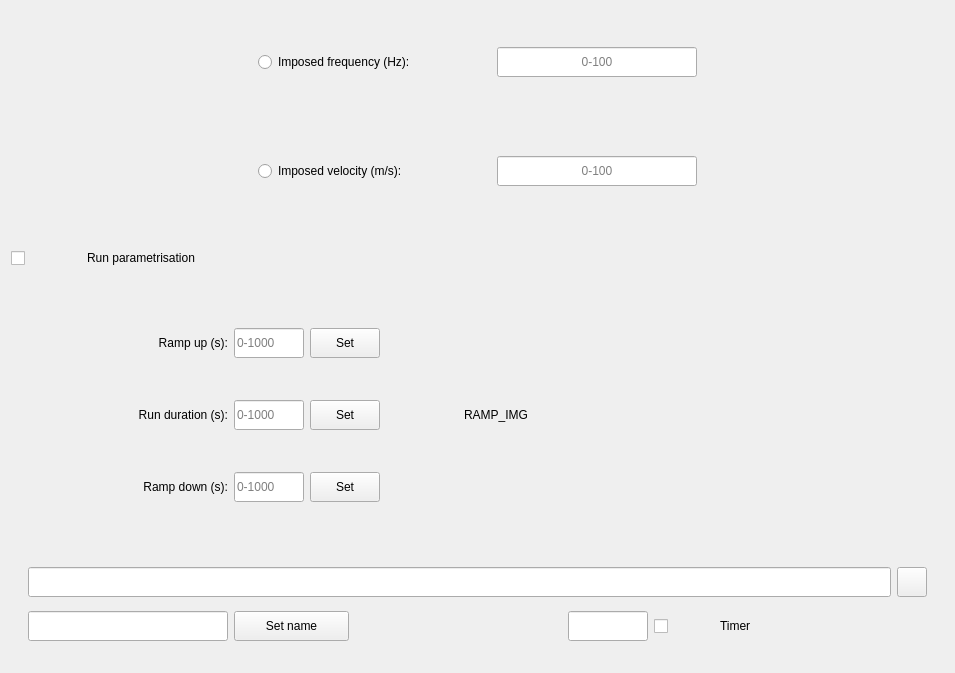
First picture: the form in Qt_files/wind_tunnel_config_view.ui, repository nirow1/Lisbon_wind_tunnel, before the edit.
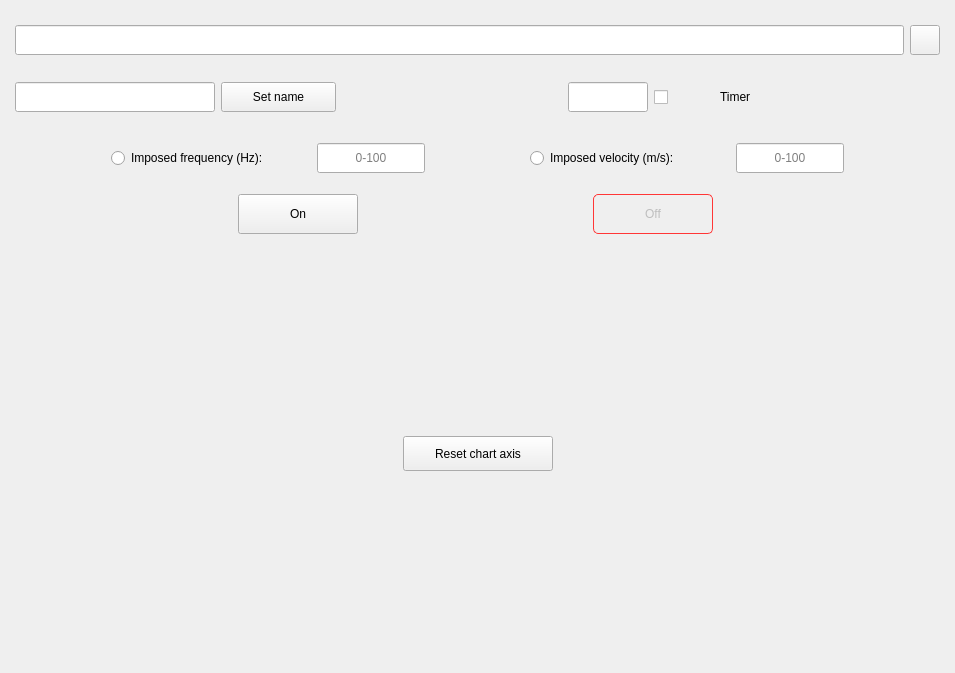
Second picture: the form after the edit. Custom widgets are drawn as their Qt base class.

```diff
--- a/Qt_files/wind_tunnel_config_view.ui
+++ b/Qt_files/wind_tunnel_config_view.ui
@@ -85,484 +85,27 @@
    <item>
     <widget class="QWidget" name="widget_2" native="true">
      <layout class="QVBoxLayout" name="verticalLayout_2">
-      <item>
-       <widget class="QWidget" name="widget" native="true">
-        <property name="maximumSize">
-         <size>
-          <width>16777215</width>
-          <height>152</height>
-         </size>
-        </property>
-        <layout class="QHBoxLayout" name="horizontalLayout">
-         <item>
-          <widget class="QWidget" name="widget_20" native="true"/>
-         </item>
-         <item>
-          <widget class="QRadioButton" name="set_frequency_rb">
-           <property name="minimumSize">
-            <size>
-             <width>200</width>
-             <height>0</height>
-            </size>
-           </property>
-           <property name="text">
-            <string>Imposed frequency (Hz):</string>
-           </property>
-           <property name="checkable">
-            <bool>true</bool>
-           </property>
-          </widget>
-         </item>
-         <item>
-          <widget class="QLineEdit" name="set_frequency_le">
-           <property name="sizePolicy">
-            <sizepolicy hsizetype="Preferred" vsizetype="Fixed">
-             <horstretch>0</horstretch>
-             <verstretch>0</verstretch>
-            </sizepolicy>
-           </property>
-           <property name="maximumSize">
-            <size>
-             <width>200</width>
-             <height>30</height>
-            </size>
-           </property>
-           <property name="inputMask">
-            <string/>
-           </property>
-           <property name="text">
-            <string/>
-           </property>
-           <property name="alignment">
-            <set>Qt::AlignmentFlag::AlignCenter</set>
-           </property>
-           <property name="placeholderText">
-            <string>0-100</string>
-           </property>
-          </widget>
-         </item>
-         <item>
-          <widget class="QWidget" name="widget_12" native="true"/>
-         </item>
-        </layout>
-       </widget>
-      </item>
-      <item>
-       <widget class="QWidget" name="widget_5" native="true">
-        <layout class="QHBoxLayout" name="horizontalLayout_2">
-         <item>
-          <widget class="QWidget" name="widget_19" native="true"/>
-         </item>
-         <item>
-          <widget class="QRadioButton" name="set_velocity_rb">
-           <property name="minimumSize">
-            <size>
-             <width>200</width>
-             <height>0</height>
-            </size>
-           </property>
-           <property name="text">
-            <string>Imposed velocity (m/s):</string>
-           </property>
-           <property name="checkable">
-            <bool>true</bool>
-           </property>
-          </widget>
-         </item>
-         <item>
-          <widget class="QLineEdit" name="set_velocity_le">
-           <property name="sizePolicy">
-            <sizepolicy hsizetype="Preferred" vsizetype="Fixed">
-             <horstretch>0</horstretch>
-             <verstretch>0</verstretch>
-            </sizepolicy>
-           </property>
-           <property name="maximumSize">
-            <size>
-             <width>200</width>
-             <height>30</height>
-            </size>
-           </property>
-           <property name="alignment">
-            <set>Qt::AlignmentFlag::AlignCenter</set>
-           </property>
-           <property name="placeholderText">
-            <string>0-100</string>
-           </property>
-          </widget>
-         </item>
-         <item>
-          <widget class="QWidget" name="widget_16" native="true"/>
-         </item>
-        </layout>
-       </widget>
-      </item>
-      <item>
-       <widget class="QWidget" name="widget_4" native="true">
-        <property name="minimumSize">
-         <size>
-          <width>0</width>
-          <height>310</height>
-         </size>
-        </property>
-        <layout class="QVBoxLayout" name="verticalLayout_3">
-         <property name="leftMargin">
-          <number>1</number>
-         </property>
-         <property name="topMargin">
-          <number>1</number>
-         </property>
-         <property name="rightMargin">
-          <number>1</number>
-         </property>
-         <property name="bottomMargin">
-          <number>1</number>
-         </property>
-         <item>
-          <widget class="QWidget" name="widget_7" native="true">
-           <property name="minimumSize">
-            <size>
-             <width>0</width>
-             <height>40</height>
-            </size>
-           </property>
-           <property name="maximumSize">
-            <size>
-             <width>16777215</width>
-             <height>56</height>
-            </size>
-           </property>
-           <layout class="QHBoxLayout" name="horizontalLayout_4">
-            <property name="leftMargin">
-             <number>0</number>
-            </property>
-            <property name="topMargin">
-             <number>0</number>
-            </property>
-            <property name="rightMargin">
-             <number>0</number>
-            </property>
-            <property name="bottomMargin">
-             <number>0</number>
-            </property>
-            <item>
-             <widget class="AnimatedToggle" name="ramp_chb">
-              <property name="minimumSize">
-               <size>
-                <width>0</width>
-                <height>0</height>
-               </size>
-              </property>
-              <property name="maximumSize">
-               <size>
-                <width>70</width>
-                <height>40</height>
-               </size>
-              </property>
-              <property name="text">
-               <string/>
-              </property>
-             </widget>
-            </item>
-            <item>
-             <widget class="QLabel" name="label">
-              <property name="text">
-               <string>Run parametrisation</string>
-              </property>
-             </widget>
-            </item>
-           </layout>
-          </widget>
-         </item>
-         <item>
-          <widget class="QWidget" name="widget_17" native="true">
-           <layout class="QHBoxLayout" name="horizontalLayout_7">
-            <item>
-             <widget class="QWidget" name="widget_6" native="true">
-              <property name="minimumSize">
-               <size>
-                <width>300</width>
-                <height>150</height>
-               </size>
-              </property>
-              <property name="maximumSize">
-               <size>
-                <width>300</width>
-                <height>16777215</height>
-               </size>
-              </property>
-              <layout class="QVBoxLayout" name="verticalLayout_4">
-               <item>
-                <widget class="QWidget" name="widget_15" native="true">
-                 <property name="maximumSize">
-                  <size>
-                   <width>16777</width>
-                   <height>16777215</height>
-                  </size>
-                 </property>
-                 <layout class="QHBoxLayout" name="horizontalLayout_14">
-                  <property name="leftMargin">
-                   <number>0</number>
-                  </property>
-                  <property name="topMargin">
-                   <number>0</number>
-                  </property>
-                  <property name="rightMargin">
-                   <number>0</number>
-                  </property>
-                  <property name="bottomMargin">
-                   <number>0</number>
-                  </property>
-                  <item>
-                   <widget class="QLabel" name="label_10">
-                    <property name="maximumSize">
-                     <size>
-                      <width>150</width>
-                      <height>16777215</height>
-                     </size>
-                    </property>
-                    <property name="text">
-                     <string>Ramp up (s):</string>
-                    </property>
-                    <property name="alignment">
-                     <set>Qt::AlignmentFlag::AlignRight|Qt::AlignmentFlag::AlignTrailing|Qt::AlignmentFlag::AlignVCenter</set>
-                    </property>
-                   </widget>
-                  </item>
-                  <item>
-                   <widget class="QLineEdit" name="ramp_up_le">
-                    <property name="sizePolicy">
-                     <sizepolicy hsizetype="Preferred" vsizetype="Fixed">
-                      <horstretch>0</horstretch>
-                      <verstretch>0</verstretch>
-                     </sizepolicy>
-                    </property>
-                    <property name="maximumSize">
-                     <size>
-                      <width>70</width>
-                      <height>30</height>
-                     </size>
-                    </property>
-                    <property name="placeholderText">
-                     <string>0-1000</string>
-                    </property>
-                   </widget>
-                  </item>
-                  <item>
-                   <widget class="QPushButton" name="ramp_up_btn">
-                    <property name="minimumSize">
-                     <size>
-                      <width>35</width>
-                      <height>0</height>
-                     </size>
-                    </property>
-                    <property name="maximumSize">
-                     <size>
-                      <width>70</width>
-                      <height>30</height>
-                     </size>
-                    </property>
-                    <property name="text">
-                     <string>Set</string>
-                    </property>
-                   </widget>
-                  </item>
-                 </layout>
-                </widget>
-               </item>
-               <item>
-                <widget class="QWidget" name="widget_13" native="true">
-                 <property name="maximumSize">
-                  <size>
-                   <width>16777215</width>
-                   <height>16777215</height>
-                  </size>
-                 </property>
-                 <layout class="QHBoxLayout" name="horizontalLayout_3">
-                  <property name="leftMargin">
-                   <number>0</number>
-                  </property>
-                  <property name="topMargin">
-                   <number>0</number>
-                  </property>
-                  <property name="rightMargin">
-                   <number>0</number>
-                  </property>
-                  <property name="bottomMargin">
-                   <number>0</number>
-                  </property>
-                  <item>
-                   <widget class="QLabel" name="label_3">
-                    <property name="maximumSize">
-                     <size>
-                      <width>150</width>
-                      <height>16777215</height>
-                     </size>
-                    </property>
-                    <property name="text">
-                     <string>Run duration (s):</string>
-                    </property>
-                    <property name="alignment">
-                     <set>Qt::AlignmentFlag::AlignRight|Qt::AlignmentFlag::AlignTrailing|Qt::AlignmentFlag::AlignVCenter</set>
-                    </property>
-                   </widget>
-                  </item>
-                  <item>
-                   <widget class="QLineEdit" name="run_duration_le">
-                    <property name="sizePolicy">
-                     <sizepolicy hsizetype="Preferred" vsizetype="Fixed">
-                      <horstretch>0</horstretch>
-                      <verstretch>0</verstretch>
-                     </sizepolicy>
-                    </property>
-                    <property name="maximumSize">
-                     <size>
-                      <width>70</width>
-                      <height>30</height>
-                     </size>
-                    </property>
-                    <property name="placeholderText">
-                     <string>0-1000</string>
-                    </property>
-                   </widget>
-                  </item>
-                  <item>
-                   <widget class="QPushButton" name="run_duration_btn">
-                    <property name="minimumSize">
-                     <size>
-                      <width>35</width>
-                      <height>0</height>
-                     </size>
-                    </property>
-                    <property name="maximumSize">
-                     <size>
-                      <width>70</width>
-                      <height>30</height>
-                     </size>
-                    </property>
-                    <property name="text">
-                     <string>Set</string>
-                    </property>
-                   </widget>
-                  </item>
-                 </layout>
-                </widget>
-               </item>
-               <item>
-                <widget class="QWidget" name="widget_14" native="true">
-                 <property name="maximumSize">
-                  <size>
-                   <width>16777</width>
-                   <height>16777215</height>
-                  </size>
-                 </property>
-                 <layout class="QHBoxLayout" name="horizontalLayout_13">
-                  <property name="leftMargin">
-                   <number>0</number>
-                  </property>
-                  <property name="topMargin">
-                   <number>0</number>
-                  </property>
-                  <property name="rightMargin">
-                   <number>0</number>
-                  </property>
-                  <property name="bottomMargin">
-                   <number>0</number>
-                  </property>
-                  <item>
-                   <widget class="QLabel" name="label_6">
-                    <property name="maximumSize">
-                     <size>
-                      <width>150</width>
-                      <height>16777215</height>
-                     </size>
-                    </property>
-                    <property name="text">
-                     <string>Ramp down (s):</string>
-                    </property>
-                    <property name="alignment">
-                     <set>Qt::AlignmentFlag::AlignRight|Qt::AlignmentFlag::AlignTrailing|Qt::AlignmentFlag::AlignVCenter</set>
-                    </property>
-                   </widget>
-                  </item>
-                  <item>
-                   <widget class="QLineEdit" name="ramp_down_le">
-                    <property name="sizePolicy">
-                     <sizepolicy hsizetype="Preferred" vsizetype="Fixed">
-                      <horstretch>0</horstretch>
-                      <verstretch>0</verstretch>
-                     </sizepolicy>
-                    </property>
-                    <property name="maximumSize">
-                     <size>
-                      <width>70</width>
-                      <height>30</height>
-                     </size>
-                    </property>
-                    <property name="placeholderText">
-                     <string>0-1000</string>
-                    </property>
-                   </widget>
-                  </item>
-                  <item>
-                   <widget class="QPushButton" name="ramp_down_btn">
-                    <property name="minimumSize">
-                     <size>
-                      <width>35</width>
-                      <height>0</height>
-                     </size>
-                    </property>
-                    <property name="maximumSize">
-                     <size>
-                      <width>70</width>
-                      <height>30</height>
-                     </size>
-                    </property>
-                    <property name="text">
-                     <string>Set</string>
-                    </property>
-                   </widget>
-                  </item>
-                 </layout>
-                </widget>
-               </item>
-              </layout>
-             </widget>
-            </item>
-            <item>
-             <widget class="QLabel" name="ramp_img_lbl">
-              <property name="minimumSize">
-               <size>
-                <width>0</width>
-                <height>0</height>
-               </size>
-              </property>
-              <property name="maximumSize">
-               <size>
-                <width>400</width>
-                <height>16777215</height>
-               </size>
-              </property>
-              <property name="text">
-               <string>RAMP_IMG</string>
-              </property>
-             </widget>
-            </item>
-           </layout>
-          </widget>
-         </item>
-        </layout>
-       </widget>
-      </item>
       <item>
        <widget class="QWidget" name="widget_3" native="true">
         <property name="maximumSize">
          <size>
           <width>16777215</width>
-          <height>178</height>
+          <height>117</height>
          </size>
         </property>
         <layout class="QHBoxLayout" name="horizontalLayout_6">
+         <property name="leftMargin">
+          <number>5</number>
+         </property>
+         <property name="topMargin">
+          <number>5</number>
+         </property>
+         <property name="rightMargin">
+          <number>5</number>
+         </property>
+         <property name="bottomMargin">
+          <number>5</number>
+         </property>
          <item>
           <widget class="QWidget" name="widget_8" native="true">
            <property name="minimumSize">
@@ -581,6 +124,18 @@
             <string notr="true"/>
            </property>
            <layout class="QVBoxLayout" name="verticalLayout_5">
+            <property name="leftMargin">
+             <number>0</number>
+            </property>
+            <property name="topMargin">
+             <number>0</number>
+            </property>
+            <property name="rightMargin">
+             <number>0</number>
+            </property>
+            <property name="bottomMargin">
+             <number>0</number>
+            </property>
             <item>
              <widget class="QWidget" name="widget_9" native="true">
               <layout class="QHBoxLayout" name="horizontalLayout_8">
@@ -744,6 +299,292 @@
         </layout>
        </widget>
       </item>
+      <item>
+       <widget class="QWidget" name="widget" native="true">
+        <property name="maximumSize">
+         <size>
+          <width>16777215</width>
+          <height>50</height>
+         </size>
+        </property>
+        <layout class="QHBoxLayout" name="horizontalLayout">
+         <property name="leftMargin">
+          <number>1</number>
+         </property>
+         <property name="topMargin">
+          <number>1</number>
+         </property>
+         <property name="rightMargin">
+          <number>1</number>
+         </property>
+         <property name="bottomMargin">
+          <number>1</number>
+         </property>
+         <item>
+          <widget class="QWidget" name="widget_20" native="true"/>
+         </item>
+         <item>
+          <widget class="QRadioButton" name="set_frequency_rb">
+           <property name="minimumSize">
+            <size>
+             <width>200</width>
+             <height>0</height>
+            </size>
+           </property>
+           <property name="text">
+            <string>Imposed frequency (Hz):</string>
+           </property>
+           <property name="checkable">
+            <bool>true</bool>
+           </property>
+          </widget>
+         </item>
+         <item>
+          <widget class="QLineEdit" name="set_frequency_le">
+           <property name="sizePolicy">
+            <sizepolicy hsizetype="Preferred" vsizetype="Fixed">
+             <horstretch>0</horstretch>
+             <verstretch>0</verstretch>
+            </sizepolicy>
+           </property>
+           <property name="maximumSize">
+            <size>
+             <width>200</width>
+             <height>30</height>
+            </size>
+           </property>
+           <property name="inputMask">
+            <string/>
+           </property>
+           <property name="text">
+            <string/>
+           </property>
+           <property name="alignment">
+            <set>Qt::AlignmentFlag::AlignCenter</set>
+           </property>
+           <property name="placeholderText">
+            <string>0-100</string>
+           </property>
+          </widget>
+         </item>
+         <item>
+          <widget class="QWidget" name="widget_12" native="true"/>
+         </item>
+         <item>
+          <widget class="QRadioButton" name="set_velocity_rb">
+           <property name="minimumSize">
+            <size>
+             <width>200</width>
+             <height>0</height>
+            </size>
+           </property>
+           <property name="text">
+            <string>Imposed velocity (m/s):</string>
+           </property>
+           <property name="checkable">
+            <bool>true</bool>
+           </property>
+          </widget>
+         </item>
+         <item>
+          <widget class="QLineEdit" name="set_velocity_le">
+           <property name="sizePolicy">
+            <sizepolicy hsizetype="Preferred" vsizetype="Fixed">
+             <horstretch>0</horstretch>
+             <verstretch>0</verstretch>
+            </sizepolicy>
+           </property>
+           <property name="maximumSize">
+            <size>
+             <width>200</width>
+             <height>30</height>
+            </size>
+           </property>
+           <property name="alignment">
+            <set>Qt::AlignmentFlag::AlignCenter</set>
+           </property>
+           <property name="placeholderText">
+            <string>0-100</string>
+           </property>
+          </widget>
+         </item>
+         <item>
+          <widget class="QWidget" name="widget_16" native="true"/>
+         </item>
+        </layout>
+       </widget>
+      </item>
+      <item>
+       <widget class="QWidget" name="widget_14" native="true">
+        <property name="maximumSize">
+         <size>
+          <width>16777215</width>
+          <height>50</height>
+         </size>
+        </property>
+        <layout class="QHBoxLayout" name="horizontalLayout_11">
+         <property name="leftMargin">
+          <number>1</number>
+         </property>
+         <property name="topMargin">
+          <number>1</number>
+         </property>
+         <property name="rightMargin">
+          <number>1</number>
+         </property>
+         <property name="bottomMargin">
+          <number>1</number>
+         </property>
+         <item>
+          <widget class="QPushButton" name="start_tunnel_btn">
+           <property name="maximumSize">
+            <size>
+             <width>120</width>
+             <height>40</height>
+            </size>
+           </property>
+           <property name="text">
+            <string>On</string>
+           </property>
+          </widget>
+         </item>
+         <item>
+          <widget class="QWidget" name="widget_27" native="true">
+           <property name="minimumSize">
+            <size>
+             <width>0</width>
+             <height>44</height>
+            </size>
+           </property>
+           <property name="maximumSize">
+            <size>
+             <width>125</width>
+             <height>16777215</height>
+            </size>
+           </property>
+           <property name="styleSheet">
+            <string notr="true">QPushButton {
+    border-radius: 5px;
+    border: 1px solid #FF3636;
+}
+
+QPushButton:hover {
+    background-color: rgb(230, 230, 230);
+}
+
+QPushButton:pressed {
+    background-color: #FF2626;
+}</string>
+           </property>
+           <layout class="QHBoxLayout" name="horizontalLayout_10">
+            <property name="leftMargin">
+             <number>0</number>
+            </property>
+            <property name="topMargin">
+             <number>0</number>
+            </property>
+            <property name="rightMargin">
+             <number>0</number>
+            </property>
+            <property name="bottomMargin">
+             <number>0</number>
+            </property>
+            <item>
+             <widget class="QPushButton" name="stop_tunnel_btn">
+              <property name="enabled">
+               <bool>false</bool>
+              </property>
+              <property name="maximumSize">
+               <size>
+                <width>120</width>
+                <height>40</height>
+               </size>
+              </property>
+              <property name="text">
+               <string>Off</string>
+              </property>
+             </widget>
+            </item>
+           </layout>
+          </widget>
+         </item>
+        </layout>
+       </widget>
+      </item>
+      <item>
+       <widget class="QWidget" name="widget_4" native="true">
+        <layout class="QVBoxLayout" name="scale_chart">
+         <property name="leftMargin">
+          <number>3</number>
+         </property>
+         <property name="topMargin">
+          <number>3</number>
+         </property>
+         <property name="rightMargin">
+          <number>3</number>
+         </property>
+         <property name="bottomMargin">
+          <number>3</number>
+         </property>
+         <item>
+          <widget class="QWidget" name="widget_5" native="true">
+           <property name="minimumSize">
+            <size>
+             <width>0</width>
+             <height>40</height>
+            </size>
+           </property>
+           <property name="maximumSize">
+            <size>
+             <width>16777215</width>
+             <height>40</height>
+            </size>
+           </property>
+           <layout class="QHBoxLayout" name="horizontalLayout_2">
+            <property name="leftMargin">
+             <number>0</number>
+            </property>
+            <property name="topMargin">
+             <number>0</number>
+            </property>
+            <property name="rightMargin">
+             <number>0</number>
+            </property>
+            <property name="bottomMargin">
+             <number>0</number>
+            </property>
+            <item>
+             <widget class="QWidget" name="widget_6" native="true"/>
+            </item>
+            <item>
+             <widget class="QPushButton" name="restart_chart_btn">
+              <property name="maximumSize">
+               <size>
+                <width>150</width>
+                <height>35</height>
+               </size>
+              </property>
+              <property name="text">
+               <string>Reset chart axis</string>
+              </property>
+             </widget>
+            </item>
+            <item>
+             <widget class="QWidget" name="widget_13" native="true">
+              <property name="maximumSize">
+               <size>
+                <width>16777</width>
+                <height>16777215</height>
+               </size>
+              </property>
+             </widget>
+            </item>
+           </layout>
+          </widget>
+         </item>
+        </layout>
+       </widget>
+      </item>
      </layout>
     </widget>
    </item>
```
